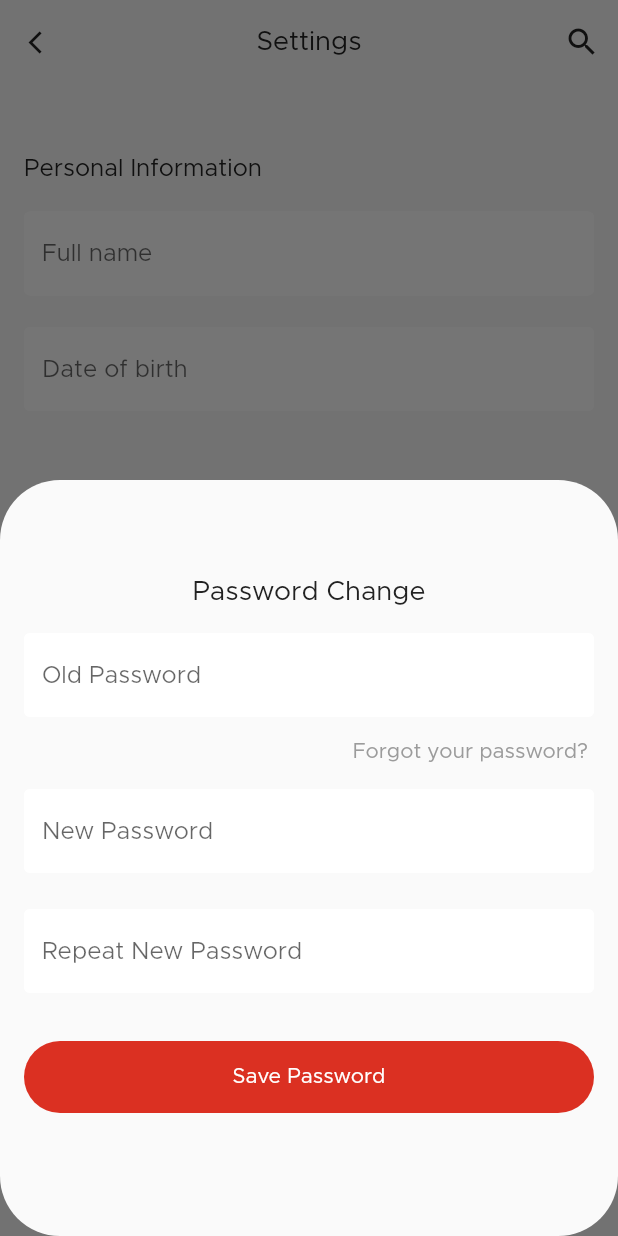
After one commit to salsabilelshiekh2022/E-commerce_application, a Flutter app: the SettingView screen opened directly, after a tap on "Change", on a phone screen of 412 x 824 dp. The commit adds this screen. Run offline on Flutter 3.47's test engine with Material 2 defaults, Android fonts, the phone set to English and light mode, and no system bars; our stand-ins replace dio, equatable, flutter_bloc, flutter_rating_bar, flutter_svg, persistent_bottom_nav_bar_v2 and 2 more; missing offline and left inert: flutter_margin_widget; accounts and stored records are empty; network calls fail.

Commit message:
create bottom sheet

```diff
--- a/lib/views/setting/view.dart
+++ b/lib/views/setting/view.dart
@@ -4,6 +4,7 @@ import 'package:flutter/material.dart';
 
 import '../../core/validator/validator.dart';
 import '../../widgets/app_text.dart';
+import '../../widgets/bottom_sheet.dart';
 import '../../widgets/switch_button.dart';
 
 class SettingView extends StatelessWidget {
@@ -69,29 +70,40 @@ class SettingView extends StatelessWidget {
                 const SizedBox(
                   height: 52,
                 ),
-                const Row(
+                Row(
                   mainAxisAlignment: MainAxisAlignment.spaceBetween,
                   children: [
-                    AppText(
+                    const AppText(
                       text: 'Password',
                       fontSize: 16,
                       color: black,
                     ),
-                    AppText(
-                      text: 'Change',
-                      fontSize: 14,
-                      color: grey,
+                    InkWell(
+                      onTap: () {
+                        showModalBottomSheet(
+                            isScrollControlled: true,
+                            shape: RoundedRectangleBorder(
+                                borderRadius: BorderRadius.circular(40.0)),
+                            context: context,
+                            builder: (context) {
+                              // return const AddNoteButtomSheet();
+                              return const ShowBottomSheet();
+                            });
+                      },
+                      child: const AppText(
+                        text: 'Change',
+                        fontSize: 14,
+                        color: grey,
+                      ),
                     )
                   ],
                 ),
                 const SizedBox(
                   height: 21,
                 ),
-                AppTextFormField(
+                const AppTextFormField(
                   hintText: '*********',
-                  validator: (value) {
-                    return Validator.validatePassword(value);
-                  },
+                  enable: false,
                 ),
                 const SizedBox(
                   height: 55,
--- a/lib/widgets/app_text_form_field.dart
+++ b/lib/widgets/app_text_form_field.dart
@@ -6,7 +6,7 @@ class AppTextFormField extends StatelessWidget {
   const AppTextFormField({
     super.key,
     this.hintText,
-    required this.validator,
+    this.validator,
     this.onSave,
     this.controller,
     this.onChange,
@@ -15,6 +15,7 @@ class AppTextFormField extends StatelessWidget {
     this.focusNode,
     this.onEditingComplete,
     this.textInputAction,
+    this.enable = true,
   });
   final bool? secure;
   final String? hintText;
@@ -24,6 +25,7 @@ class AppTextFormField extends StatelessWidget {
   final void Function(String)? onChange;
   final void Function(String?)? onSubmitted;
   final FocusNode? focusNode;
+  final bool? enable;
 
   final VoidCallback? onEditingComplete;
   final TextInputAction? textInputAction;
@@ -33,7 +35,7 @@ class AppTextFormField extends StatelessWidget {
     return Material(
       borderRadius: BorderRadiusDirectional.circular(4),
       child: TextFormField(
-        enabled: true,
+        enabled: enable,
         onSaved: onSave,
         onFieldSubmitted: onSubmitted,
         onChanged: onChange,
@@ -56,6 +58,7 @@ class AppTextFormField extends StatelessWidget {
           focusedBorder: inputBorder(constants.primaryAppColor),
           errorBorder: inputBorder(constants.error),
           focusedErrorBorder: inputBorder(constants.error),
+          disabledBorder: inputBorder(constants.white),
         ),
       ),
     );
--- /dev/null
+++ b/lib/widgets/bottom_sheet.dart
@@ -0,0 +1,79 @@
+import 'package:flutter/material.dart';
+
+import '../constants.dart';
+import 'app_button.dart';
+import 'app_text.dart';
+import 'app_text_form_field.dart';
+
+class ShowBottomSheet extends StatelessWidget {
+  const ShowBottomSheet({super.key});
+
+  @override
+  Widget build(BuildContext context) {
+    return SingleChildScrollView(
+      child: Padding(
+        padding: EdgeInsets.only(
+          top: 16,
+          left: 16,
+          right: 16,
+          bottom: MediaQuery.of(context).viewInsets.bottom == 0 ? 16 : 236,
+        ),
+        child: SizedBox(
+          height: 472,
+          child: Column(
+            crossAxisAlignment: CrossAxisAlignment.center,
+            mainAxisAlignment: MainAxisAlignment.start,
+            children: [
+              const SizedBox(
+                height: 50,
+              ),
+              const AppText(
+                text: 'Password Change',
+                fontSize: 18,
+                color: black,
+              ),
+              const SizedBox(
+                height: 18,
+              ),
+              const AppTextFormField(
+                hintText: 'Old Password',
+              ),
+              const SizedBox(
+                height: 16,
+              ),
+              Align(
+                alignment: Alignment.topRight,
+                child: InkWell(
+                  onTap: () {
+                    //AppRouter.navigateTo(const ForgetPasswordView());
+                  },
+                  child: const AppText(
+                    text: 'Forgot your password? ',
+                    color: grey,
+                    fontSize: 14,
+                  ),
+                ),
+              ),
+              const SizedBox(
+                height: 18,
+              ),
+              const AppTextFormField(
+                hintText: 'New Password',
+              ),
+              const SizedBox(
+                height: 24,
+              ),
+              const AppTextFormField(
+                hintText: 'Repeat New Password',
+              ),
+              const SizedBox(
+                height: 32,
+              ),
+              const AppButton(title: 'Save Password'),
+            ],
+          ),
+        ),
+      ),
+    );
+  }
+}
```
